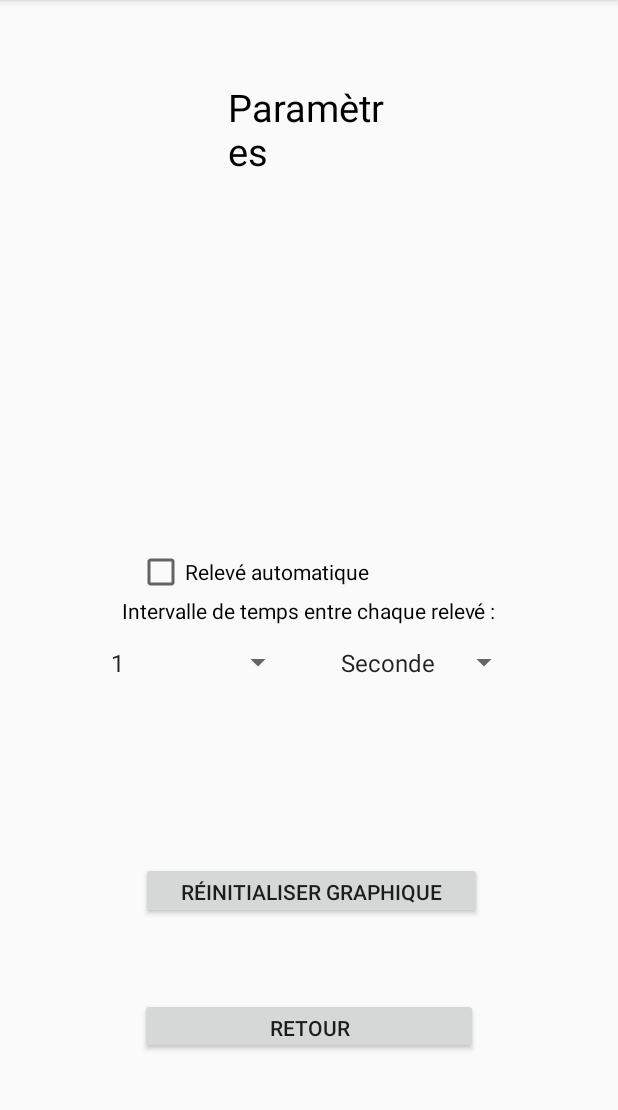
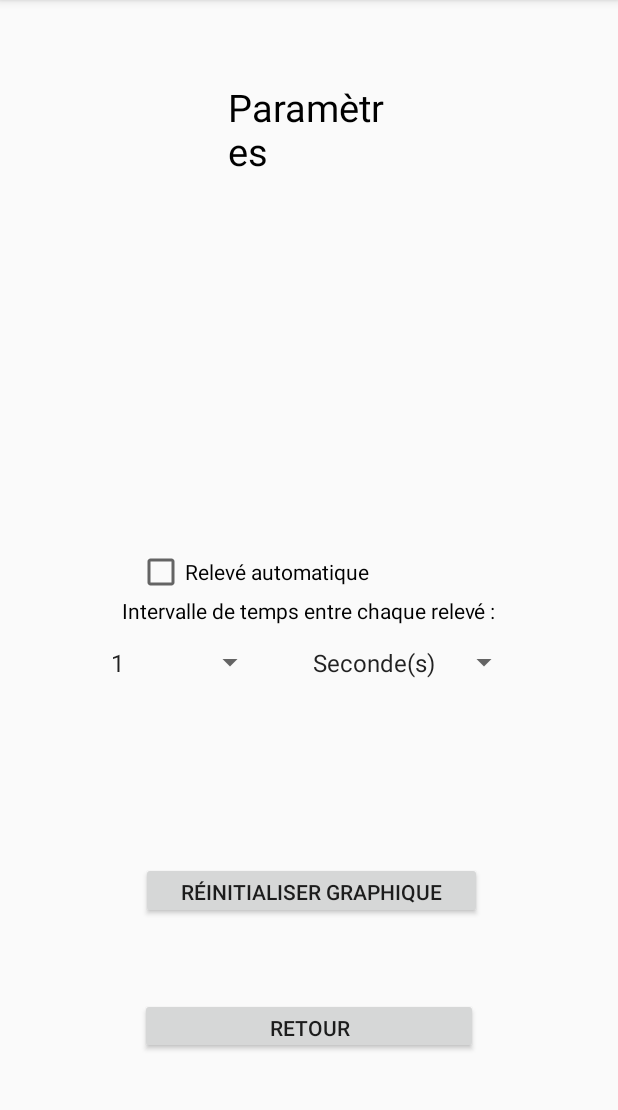
Before and after one commit to HVardon/ThermosState, an Android app: the Parametres screen opened directly, with no data from a screen before it, on a phone screen of 412 x 824 dp, the part 84-1194 px from its top. Run offline under Robolectric (Android 15) with nearby library versions, the phone set to English and light mode, and no system bars.

Commit message:
IHM terminé

```diff
--- a/src/main/res/layout-land/activity_parametres.xml
+++ b/src/main/res/layout-land/activity_parametres.xml
@@ -9,7 +9,7 @@
 
     <Spinner
         android:id="@+id/spinnerVal"
-        android:layout_width="147dp"
+        android:layout_width="96dp"
         android:layout_height="42dp"
         android:layout_marginStart="132dp"
         android:layout_marginTop="8dp"
--- a/src/main/res/layout/activity_parametres.xml
+++ b/src/main/res/layout/activity_parametres.xml
@@ -80,7 +80,7 @@
 
     <Spinner
         android:id="@+id/spinnerValType"
-        android:layout_width="127dp"
+        android:layout_width="146dp"
         android:layout_height="34dp"
         android:layout_marginTop="8dp"
         android:layout_marginEnd="65dp"
--- a/src/main/res/values/strings.xml
+++ b/src/main/res/values/strings.xml
@@ -2,9 +2,9 @@
     <string name="app_name">ThermosStats</string>
 
     <string-array name="valeur_type">
-        <item>Seconde</item>
-        <item>Minute</item>
-        <item>Heure</item>
+        <item>Seconde(s)</item>
+        <item>Minute(s)</item>
+        <item>Heure(s)</item>
     </string-array>
 
     <string-array name="valeur_SecMin">
```
